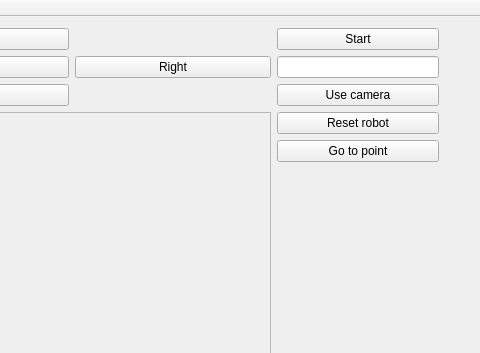
KocurMaros/RMR, file demoRMR-all/demoRMR/mainwindow.ui: the form before one commit; both pictures show x 340 to 820 and y 0 to 353 of the 820 by 647 pixel window.
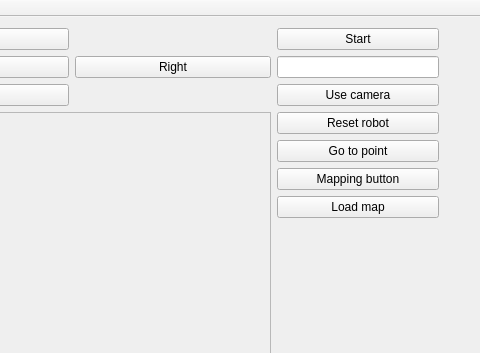
The form after the commit.

Commit message: add buttons for mapping and loading map

```diff
--- a/demoRMR-all/demoRMR/mainwindow.ui
+++ b/demoRMR-all/demoRMR/mainwindow.ui
@@ -204,6 +204,44 @@
         </property>
        </widget>
       </item>
+      <item>
+        <widget class="QPushButton" name="pushButton_mapping">
+            <property name="sizePolicy">
+            <sizepolicy hsizetype="Fixed" vsizetype="Fixed">
+            <horstretch>0</horstretch>
+            <verstretch>0</verstretch>
+            </sizepolicy>
+            </property>
+            <property name="minimumSize">
+            <size>
+            <width>162</width>
+            <height>0</height>
+            </size>
+            </property>
+            <property name="text">
+            <string>Mapping button</string>
+            </property>
+        </widget>
+      </item>
+      <item>
+        <widget class="QPushButton" name="pushButton_loadMap">
+            <property name="sizePolicy">
+            <sizepolicy hsizetype="Fixed" vsizetype="Fixed">
+            <horstretch>0</horstretch>
+            <verstretch>0</verstretch>
+            </sizepolicy>
+            </property>
+            <property name="minimumSize">
+            <size>
+            <width>162</width>
+            <height>0</height>
+            </size>
+            </property>
+            <property name="text">
+            <string>Load map</string>
+            </property>
+        </widget>
+      </item>
       <item>
        <spacer name="verticalSpacer">
         <property name="orientation">
```
The commit also changes 4 other files.
